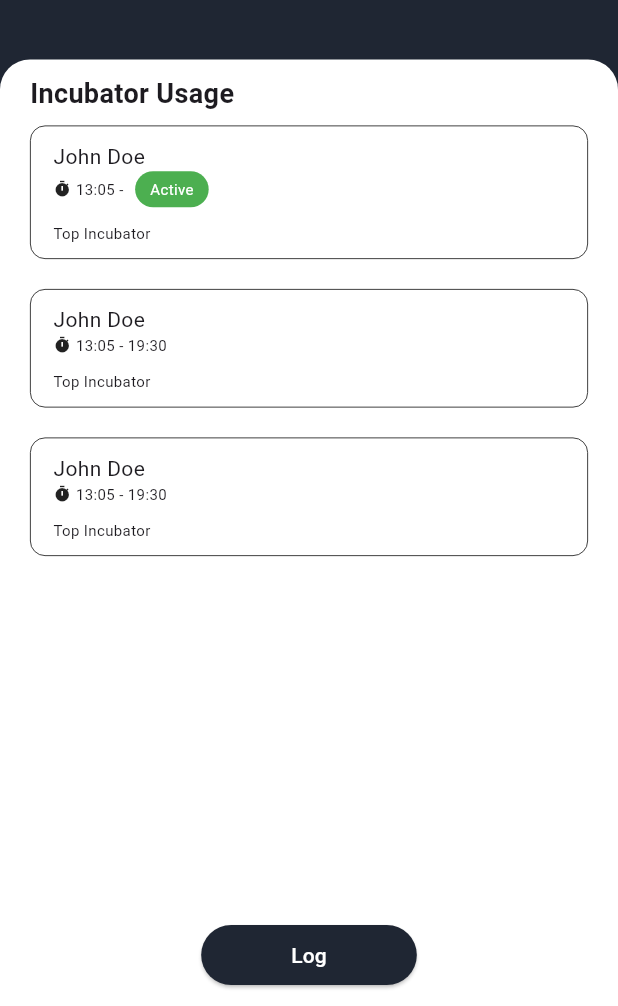
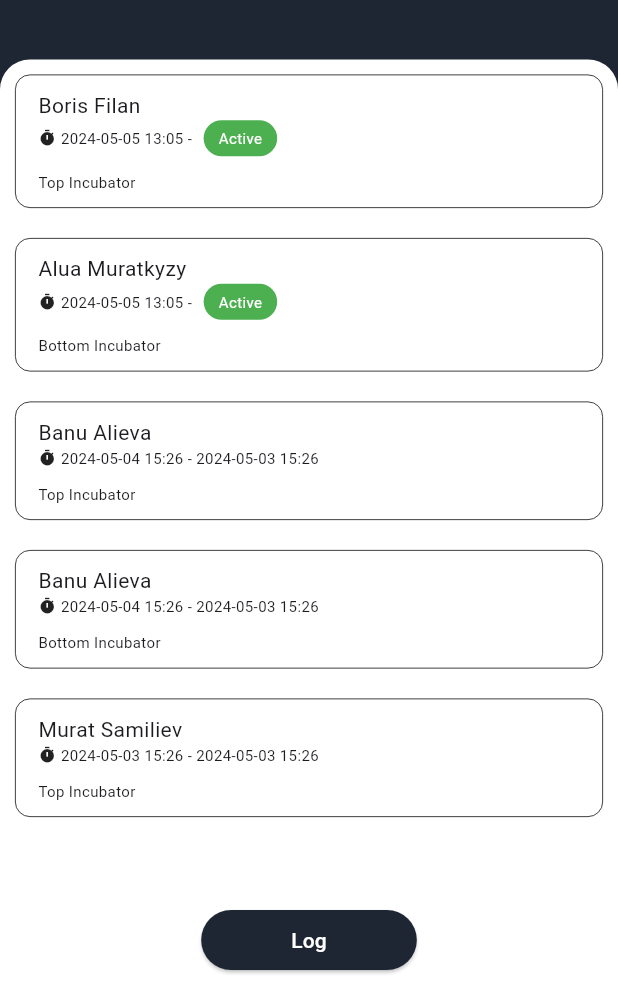
Before and after one commit to vildande/logbook, a Flutter app: the screen it shows after launch, on a phone screen of 412 x 824 dp, the part 230-1236 px from its top. Run offline on Flutter 3.47's test engine with Material 3 defaults, Android fonts, the phone set to English and light mode, and no system bars.

Commit message:
adding_json_plus_chaning_homepage

```diff
--- /dev/null
+++ b/assets/sample_data.json
@@ -0,0 +1,77 @@
+{
+    "Users": [
+      {
+        "UserID": 10000003,
+        "Name": "Boris Filan",
+        "PhoneNumber": "+77766654576",
+        "Usages": [
+          {
+            "UsageID": 1,
+            "UsageDetails": "6x 15ml Falcon tubes/E. coli culture/37C/140rpm",
+            "IncubatorType": "Top",
+            "StartTime": "2024-05-05 13:05",
+            "EndTime": null,
+            "Comment": "Press if Cancelled",
+            "Status": "Pending"
+          }
+        ]
+      },
+      {
+        "UserID": 20000001,
+        "Name": "Alua Muratkyzy",
+        "PhoneNumber": "+77718853645",
+        "Usages": [
+          {
+            "UsageID": 2,
+            "UsageDetails": "2x500ml Erlenmeyer flasks/Yeast culture/30C/156rpm",
+            "IncubatorType": "Bottom",
+            "StartTime": "2024-05-05 13:05",
+            "EndTime": null,
+            "Comment": "Press if Cancelled",
+            "Status": "Pending"
+          }
+        ]
+      },
+      {
+        "UserID": 10000002,
+        "Name": "Banu Alieva",
+        "PhoneNumber": "+77775564523",
+        "Usages": [
+          {
+            "UsageID": 3,
+            "UsageDetails": "12x1.5ml eppendorf tubes/E. coli culture/37C/140rpm",
+            "IncubatorType": "Top",
+            "StartTime": "2024-05-04 15:26",
+            "EndTime": "2024-05-03 15:26",
+            "Comment": "-",
+            "Status": "Completed"
+          },
+          {
+            "UsageID": 4,
+            "UsageDetails": "1x500ml Erlenmeyer flask/E. coli culture/37C/140rpm",
+            "IncubatorType": "Bottom",
+            "StartTime": "2024-05-04 15:26",
+            "EndTime": "2024-05-03 15:26",
+            "Comment": "-",
+            "Status": "Completed"
+          }
+        ]
+      },
+      {
+        "UserID": 10000001,
+        "Name": "Murat Samiliev",
+        "PhoneNumber": "+77706689845",
+        "Usages": [
+          {
+            "UsageID": 5,
+            "UsageDetails": "6x1.5ml eppendorf tubes/E. coli culture/37C/140rpm",
+            "IncubatorType": "Top",
+            "StartTime": "2024-05-03 15:26",
+            "EndTime": "2024-05-03 15:26",
+            "Comment": "-",
+            "Status": "Completed"
+          }
+        ]
+      }
+    ]
+  }
--- a/lib/components/incub_card.dart
+++ b/lib/components/incub_card.dart
@@ -3,17 +3,15 @@ import 'package:flutter/material.dart';
 class IncubCard extends StatelessWidget {
   final String name;
   final String startTime;
-  final String endTime;
+  final String? endTime;
   final String incubatorType;
-  final bool isActive;
 
   const IncubCard({
     super.key,
     required this.name,
     required this.startTime,
-    required this.endTime,
+    this.endTime,
     required this.incubatorType,
-    this.isActive = false,
   });
 
   @override
@@ -40,9 +38,9 @@ class IncubCard extends StatelessWidget {
                     " - ",
                     style: TextStyle(fontSize: 10),
                   ),
-                  if (!isActive)
-                    Text(endTime, style: const TextStyle(fontSize: 10)),
-                  if (isActive)
+                  if (endTime != null)
+                    Text(endTime!, style: const TextStyle(fontSize: 10)),
+                  if (endTime == null)
                     Container(
                       margin: const EdgeInsets.only(left: 5),
                       padding: const EdgeInsets.symmetric(
--- /dev/null
+++ b/lib/models/user_model.dart
@@ -0,0 +1,61 @@
+import 'dart:convert';
+
+class User {
+  final int userID;
+  final String name;
+  final String phoneNumber;
+  final List<Usage> usages;
+
+  User({
+    required this.userID,
+    required this.name,
+    required this.phoneNumber,
+    required this.usages,
+  });
+
+  factory User.fromJson(Map<String, dynamic> json) {
+    return User(
+      userID: json['UserID'],
+      name: json['Name'],
+      phoneNumber: json['PhoneNumber'],
+      usages: (json['Usages'] as List).map((i) => Usage.fromJson(i)).toList(),
+    );
+  }
+}
+
+class Usage {
+  final int usageID;
+  final String usageDetails;
+  final String incubatorType;
+  final String startTime;
+  final String? endTime;
+  final String comment;
+  final String status;
+
+  Usage({
+    required this.usageID,
+    required this.usageDetails,
+    required this.incubatorType,
+    required this.startTime,
+    this.endTime,
+    required this.comment,
+    required this.status,
+  });
+
+  factory Usage.fromJson(Map<String, dynamic> json) {
+    return Usage(
+      usageID: json['UsageID'],
+      usageDetails: json['UsageDetails'],
+      incubatorType: json['IncubatorType'],
+      startTime: json['StartTime'],
+      endTime: json['EndTime'],
+      comment: json['Comment'],
+      status: json['Status'],
+    );
+  }
+}
+
+List<User> parseUsers(String jsonStr) {
+  final parsed = jsonDecode(jsonStr)['Users'].cast<Map<String, dynamic>>();
+  return parsed.map<User>((json) => User.fromJson(json)).toList();
+}
--- a/lib/pages/home_page.dart
+++ b/lib/pages/home_page.dart
@@ -1,20 +1,46 @@
 import 'package:flutter/material.dart';
-import 'package:logbook/components/incub_card.dart';
+import 'package:flutter/services.dart' show rootBundle;
+import '../components/incub_card.dart';
+import 'package:logbook/models/user_model.dart';
 
-class HomePage extends StatelessWidget {
+class HomePage extends StatefulWidget {
   const HomePage({super.key});
+
+  @override
+  _HomePageState createState() => _HomePageState();
+}
+
+class _HomePageState extends State<HomePage> {
+  late Future<List<UsageWithUser>> _usagesWithUser;
+
+  @override
+  void initState() {
+    super.initState();
+    _usagesWithUser = loadUsagesWithUser();
+  }
+
+  Future<List<UsageWithUser>> loadUsagesWithUser() async {
+    final jsonString = await rootBundle.loadString('assets/sample_data.json');
+    List<User> users = parseUsers(jsonString);
+    return users
+        .expand(
+            (user) => user.usages.map((usage) => UsageWithUser(user, usage)))
+        .toList();
+  }
 
   @override
   Widget build(BuildContext context) {
     return Scaffold(
       backgroundColor: const Color.fromRGBO(31, 38, 51, 1),
-      body: Column(
-        mainAxisAlignment: MainAxisAlignment.spaceBetween,
+      body: Stack(
+        children: [
+          Column(
             children: [
               const SizedBox(height: 20),
               // Top
               Container(
-            padding: const EdgeInsets.symmetric(horizontal: 20, vertical: 15),
+                padding:
+                    const EdgeInsets.symmetric(horizontal: 20, vertical: 15),
                 child: const Row(
                   mainAxisAlignment: MainAxisAlignment.spaceBetween,
                   children: [
@@ -36,7 +62,8 @@ class HomePage extends StatelessWidget {
                 mainAxisAlignment: MainAxisAlignment.start,
                 children: [
                   Container(
-                padding: const EdgeInsets.only(top: 15, bottom: 40, left: 20),
+                    padding:
+                        const EdgeInsets.only(top: 15, bottom: 40, left: 20),
                     child: const Column(
                       crossAxisAlignment: CrossAxisAlignment.start,
                       children: [
@@ -64,7 +91,6 @@ class HomePage extends StatelessWidget {
               // Lower part
               Expanded(
                 child: Container(
-              padding: const EdgeInsets.all(10),
                   decoration: const BoxDecoration(
                     color: Colors.white,
                     borderRadius: BorderRadius.only(
@@ -72,43 +98,49 @@ class HomePage extends StatelessWidget {
                       topRight: Radius.circular(20),
                     ),
                   ),
-              child: Column(
-                mainAxisAlignment: MainAxisAlignment.spaceBetween,
-                children: [
-                  Container(
-                    padding: const EdgeInsets.symmetric(horizontal: 10),
-                    child: Column(
-                      crossAxisAlignment: CrossAxisAlignment.start,
-                      children: [
-                        const Text(
-                          "Incubator Usage",
-                          style: TextStyle(
-                            fontWeight: FontWeight.bold,
-                            fontSize: 18,
+                  child: Padding(
+                    padding: const EdgeInsets.all(10),
+                    child: FutureBuilder<List<UsageWithUser>>(
+                      future: _usagesWithUser,
+                      builder: (context, snapshot) {
+                        if (snapshot.connectionState ==
+                            ConnectionState.waiting) {
+                          return const Center(
+                              child: CircularProgressIndicator());
+                        } else if (snapshot.hasError) {
+                          return const Center(
+                              child: Text('Error loading data'));
+                        } else {
+                          var usagesWithUser = snapshot.data!;
+                          return ListView.separated(
+                            itemCount: usagesWithUser.length,
+                            separatorBuilder: (context, index) =>
+                                const SizedBox(height: 20),
+                            itemBuilder: (context, index) {
+                              var usageWithUser = usagesWithUser[index];
+                              return IncubCard(
+                                name: usageWithUser.user.name,
+                                startTime: usageWithUser.usage.startTime,
+                                endTime: usageWithUser.usage.endTime,
+                                incubatorType:
+                                    "${usageWithUser.usage.incubatorType} Incubator",
+                              );
+                            },
+                          );
+                        }
+                      },
                     ),
                   ),
-                        Container(
-                          padding: const EdgeInsets.symmetric(vertical: 8),
-                          width: double.infinity,
-                          height: 400,
-                          child: ListView.separated(
-                            itemCount: 3,
-                            itemBuilder: (context, index) => IncubCard(
-                              name: "John Doe",
-                              startTime: "13:05",
-                              endTime: "19:30",
-                              incubatorType: "Top Incubator",
-                              isActive: index ==
-                                  0, // Example condition for active state
-                            ),
-                            separatorBuilder: (context, index) =>
-                                const SizedBox(height: 20),
                 ),
               ),
             ],
           ),
-                  ),
-                  ElevatedButton(
+          Positioned(
+            bottom: 20,
+            left: 0,
+            right: 0,
+            child: Center(
+              child: ElevatedButton(
                 style: ElevatedButton.styleFrom(
                   backgroundColor: const Color.fromARGB(255, 31, 38, 51),
                   padding: const EdgeInsets.symmetric(horizontal: 60),
@@ -119,8 +151,6 @@ class HomePage extends StatelessWidget {
                   style: TextStyle(color: Colors.white),
                 ),
               ),
-                ],
-              ),
             ),
           ),
         ],
@@ -128,3 +158,10 @@ class HomePage extends StatelessWidget {
     );
   }
 }
+
+class UsageWithUser {
+  final User user;
+  final Usage usage;
+
+  UsageWithUser(this.user, this.usage);
+}
--- a/pubspec.yaml
+++ b/pubspec.yaml
@@ -17,3 +17,5 @@ dev_dependencies:
 
 flutter:
   uses-material-design: true
+  assets:
+    - assets/
```
Lines whose indentation alone changed are shown as unchanged.
